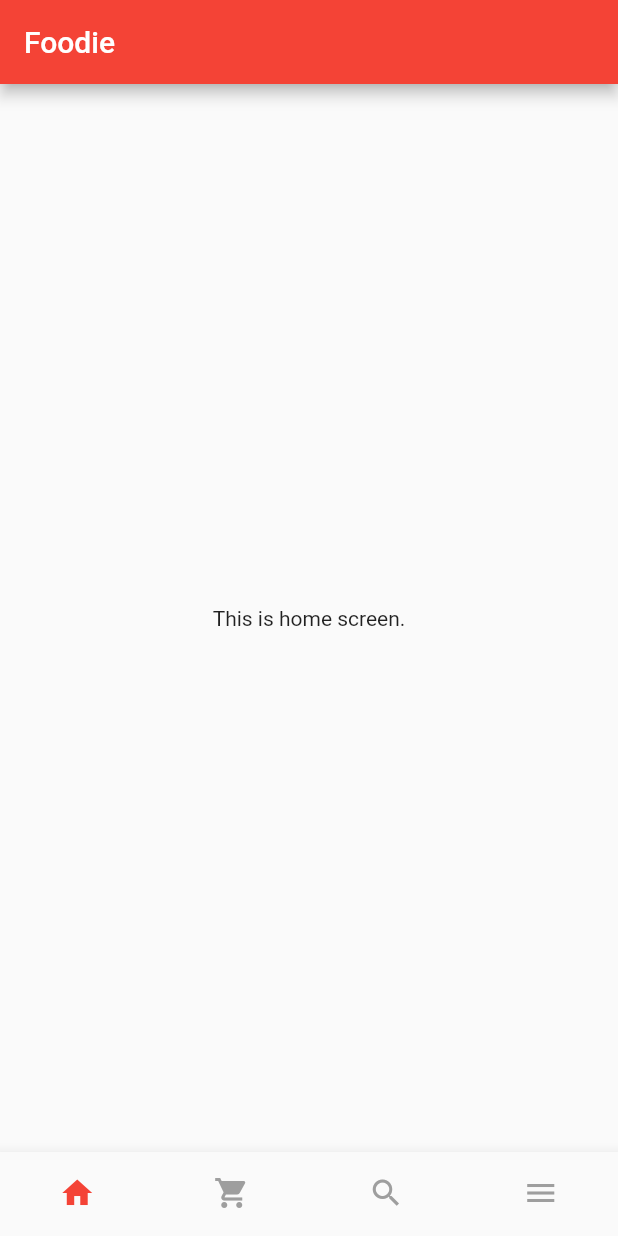
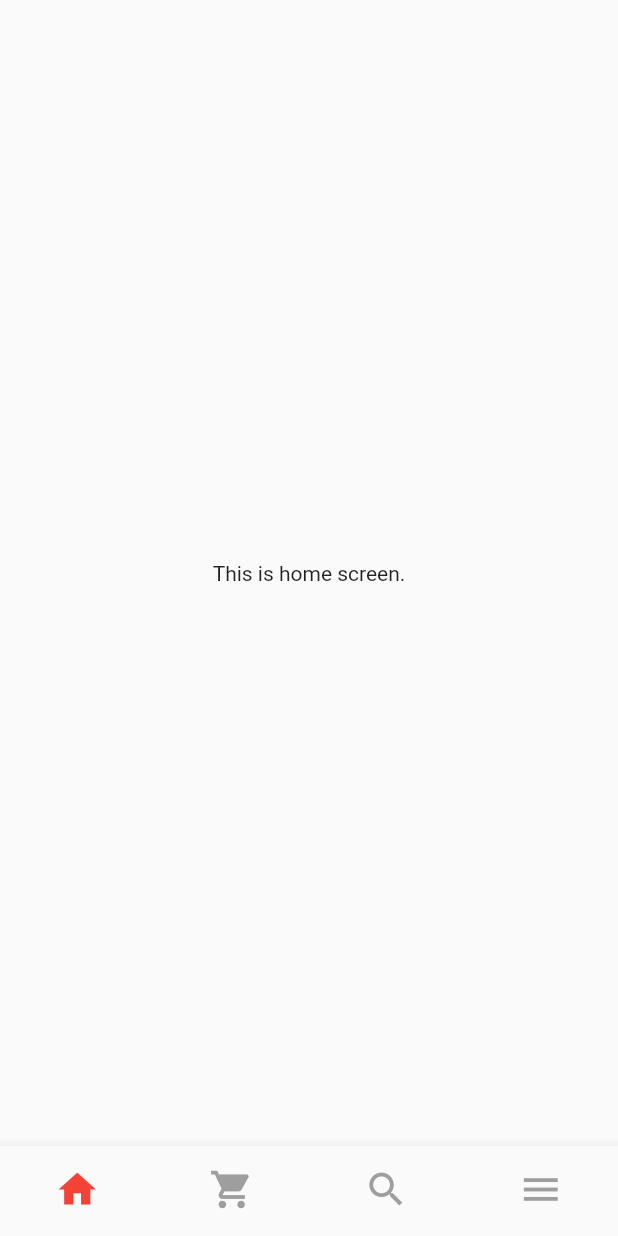
Before and after one commit to cygnus55/foodie, a Flutter app: the screen it shows after launch, on a phone screen of 412 x 824 dp. Run offline on Flutter 3.47's test engine with Material 2 defaults, Android fonts, the phone set to English and light mode, and no system bars.

Commit message:
Tabs Created

```diff
--- a/frontend/foodie/lib/screens/tab_screen.dart
+++ b/frontend/foodie/lib/screens/tab_screen.dart
@@ -18,19 +18,23 @@ class _TabScreenState extends State<TabScreen> {
   ];
 
   int _selectedTabsIndex = 0;
+  final GlobalKey<ScaffoldState> _drawerKey = GlobalKey();
 
   void _selectTab(int index) {
-    setState(() {
-      _selectedTabsIndex = index;
-    });
+    if (index == 3) {
+      _drawerKey.currentState?.openDrawer();
+    } else {
+      setState(() {
+        _selectedTabsIndex = index;
+      });
+    }
   }
 
   @override
   Widget build(BuildContext context) {
     return Scaffold(
-      appBar: AppBar(
-        title: const Text('Foodie'),
-      ),
+      key: _drawerKey,
+      drawer: const Drawer(),
       body: _tabs[_selectedTabsIndex],
       bottomNavigationBar: BottomNavigationBar(
         showUnselectedLabels: false,
@@ -44,22 +48,28 @@ class _TabScreenState extends State<TabScreen> {
           BottomNavigationBarItem(
             icon: Icon(
               Icons.home,
+              size: 30,
             ),
             label: 'home',
           ),
           BottomNavigationBarItem(
-            icon: Icon(Icons.shopping_cart),
+            icon: Icon(
+              Icons.shopping_cart,
+              size: 30,
+            ),
             label: 'cart',
           ),
           BottomNavigationBarItem(
             icon: Icon(
               Icons.search,
+              size: 30,
             ),
             label: 'search',
           ),
           BottomNavigationBarItem(
             icon: Icon(
               Icons.menu,
+              size: 30,
             ),
             label: 'menu',
           ),
```
